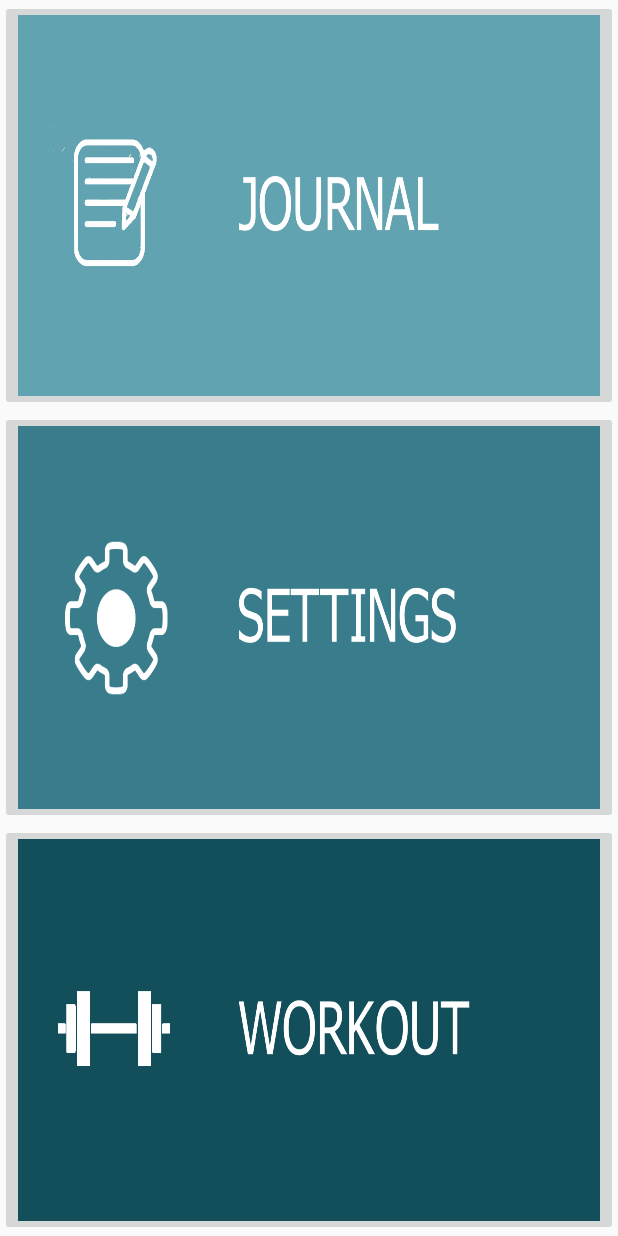
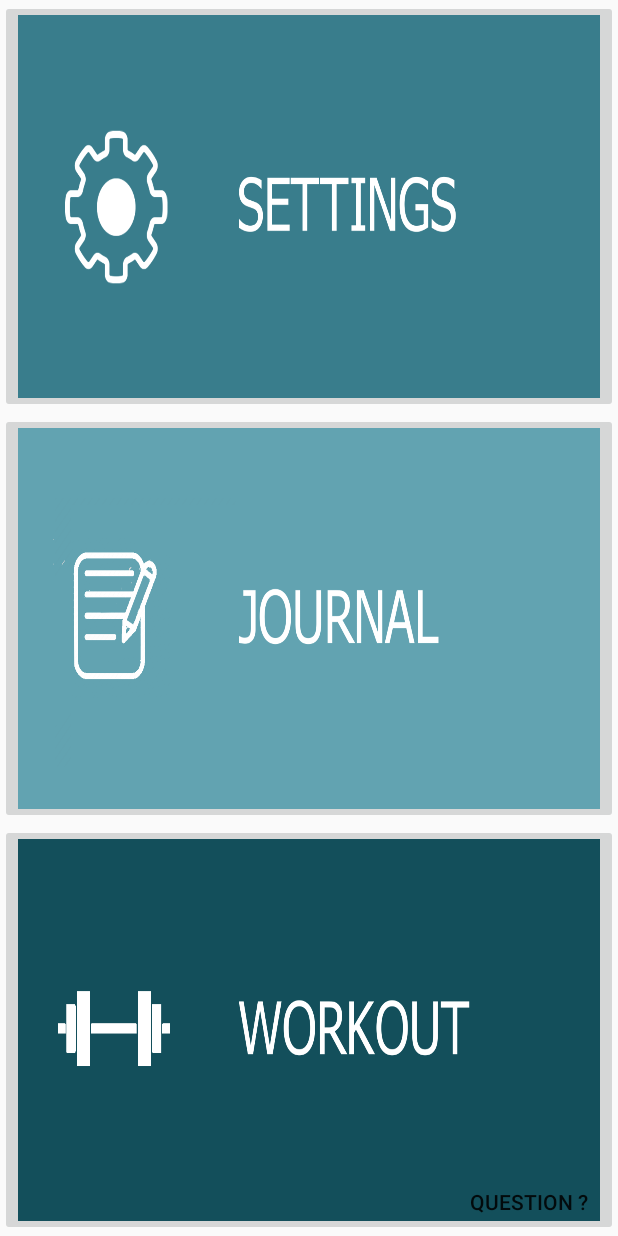
Before and after one commit to kangwill/MuscleBoy, an Android app: the screen it shows after launch (MainActivity), on a phone screen of 412 x 824 dp. Run offline under Robolectric (Android 15) with nearby library versions, the phone set to English and light mode, and no system bars.

Commit message:
Kalpan added features

```diff
--- a/app/src/main/java/com/example/willipai/muscleboy/Journal.java
+++ b/app/src/main/java/com/example/willipai/muscleboy/Journal.java
@@ -9,5 +9,10 @@ public class Journal extends AppCompatActivity {
     protected void onCreate(Bundle savedInstanceState) {
         super.onCreate(savedInstanceState);
         setContentView(R.layout.activity_journal);
+        init();
+    }
+    public void init()
+    {
+
     }
 }
--- a/app/src/main/java/com/example/willipai/muscleboy/MainActivity.java
+++ b/app/src/main/java/com/example/willipai/muscleboy/MainActivity.java
@@ -5,13 +5,17 @@ import android.content.Intent;
 import android.os.Bundle;
 import android.view.View;
 import android.view.Window;
-import android.widget.Button;
 import android.widget.ImageButton;
+import java.util.Scanner;
+import java.util.ArrayList;
 
 public class MainActivity extends Activity {
 
+    /*buttons*/
     public ImageButton bodyBut;
-
+    public ImageButton journalButton;
+    public ImageButton questionButton;
+    public ImageButton settingsButton;
     public void init(){
         bodyBut = (ImageButton)findViewById(R.id.imageButton5);
         bodyBut.setOnClickListener(new View.OnClickListener() {
@@ -21,7 +25,21 @@ public class MainActivity extends Activity {
                 startActivity(first);
             }
         });
+        journalButton = findViewById(R.id.imageButton4);
+        journalButton.setOnClickListener(new View.OnClickListener()
+            {
+               public void onClick(View v)
+               {
+                   Intent journalIntent = new Intent(MainActivity.this, Journal.class);
+                   startActivity(journalIntent);
                }
+            });
+
+
+
+    }
+
+
     @Override
 
     protected void onCreate(Bundle savedInstanceState) {
--- a/app/src/main/res/layout/activity_main.xml
+++ b/app/src/main/res/layout/activity_main.xml
@@ -12,7 +12,18 @@
         android:layout_width="fill_parent"
         android:layout_height="fill_parent"
         android:orientation="vertical"
-        android:weightSum="3">
+        android:weightSum="3"
+        tools:layout_editor_absoluteX="0dp"
+        tools:layout_editor_absoluteY="37dp">
+
+        <ImageButton
+            android:id="@+id/imageButton6"
+            android:layout_width="match_parent"
+            android:layout_height="wrap_content"
+            android:layout_weight="1"
+            android:scaleType="fitXY"
+            android:src="@drawable/button_2"
+            android:visibility="visible" />
 
         <ImageButton
             android:id="@+id/imageButton4"
@@ -23,19 +34,22 @@
             android:src="@drawable/button_1" />
 
         <ImageButton
-            android:id="@+id/imageButton6"
-            android:layout_width="match_parent"
-            android:layout_height="wrap_content"
-            android:layout_weight="1"
-            android:scaleType="fitXY"
-            android:src="@drawable/button_2" />
-
-        <ImageButton
             android:id="@+id/imageButton5"
             android:layout_width="match_parent"
             android:layout_height="wrap_content"
             android:layout_weight="1"
             android:scaleType="fitXY"
-            android:src="@drawable/button_3" />
+            android:src="@drawable/button_3"
+            android:visibility="visible" />
     </LinearLayout>
+
+    <Button
+        android:id="@+id/button2"
+        style="@android:style/Widget.DeviceDefault.Light.Button.Borderless.Small"
+        android:layout_width="wrap_content"
+        android:layout_height="45dp"
+        android:layout_marginEnd="8dp"
+        android:text="Question ?"
+        app:layout_constraintBottom_toBottomOf="parent"
+        app:layout_constraintEnd_toEndOf="parent" />
 </android.support.constraint.ConstraintLayout>
```
Also changed, not shown: app/src/main/java/com/example/willipai/muscleboy/Excercise.java (added, +10 -0 lines), app/src/main/res/layout/activity_journal.xml (+7 -0 lines), 1 other file. Lines whose indentation alone changed are shown as unchanged.
